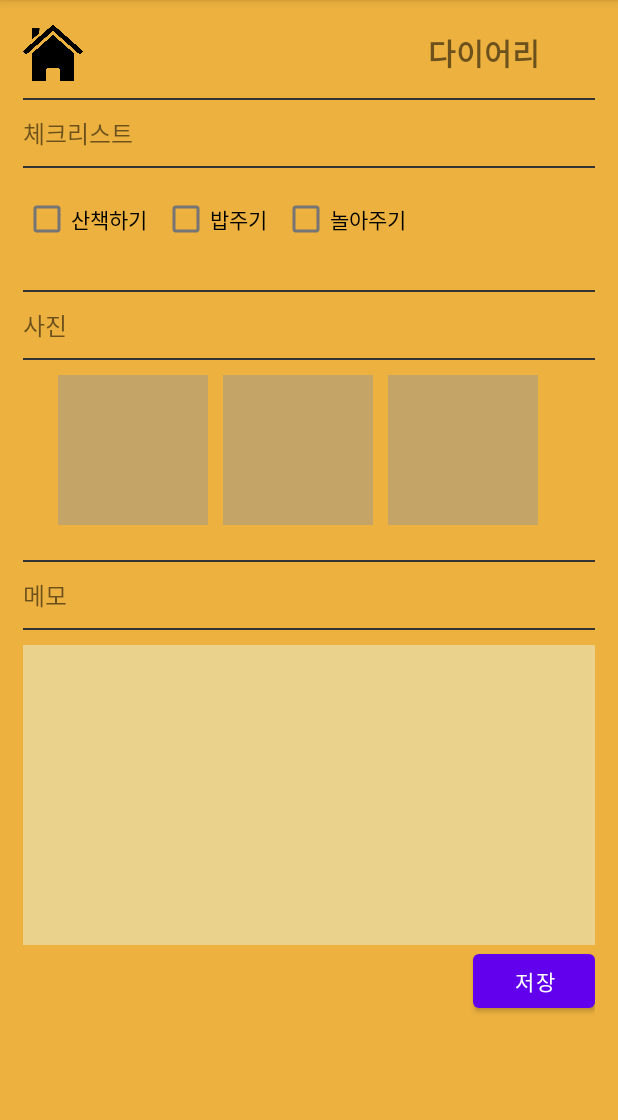
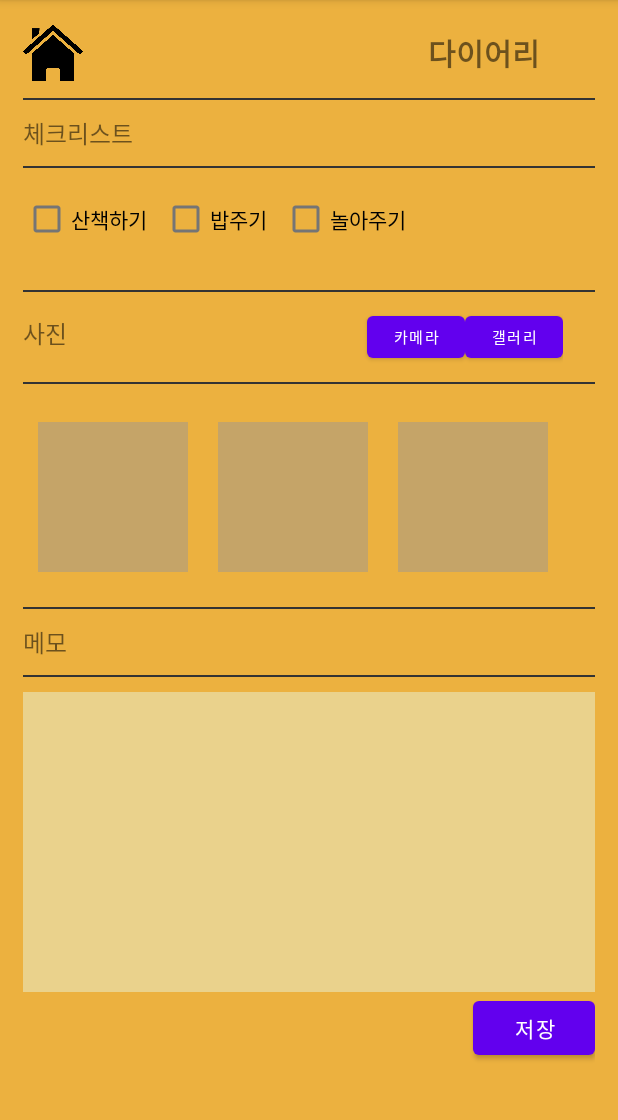
Before and after one commit to dana0221/emirim_Project_PetDiary, an Android app: the Diary screen opened directly, with no data from a screen before it, on a phone screen of 412 x 824 dp, the part 84-1204 px from its top. Run offline under Robolectric (Android 15) with nearby library versions, the phone set to English and light mode, and no system bars.

Commit message:
Edit activity_diary Commit

```diff
--- a/app/src/main/AndroidManifest.xml
+++ b/app/src/main/AndroidManifest.xml
@@ -2,6 +2,10 @@
 <manifest xmlns:android="http://schemas.android.com/apk/res/android"
     xmlns:tools="http://schemas.android.com/tools"
     package="com.example.emirim_project_petdiary">
+
+    <uses-permission android:name="android.permission.CAMERA" />
+    <uses-permission android:name="android.permission.READ_EXTERNAL_STORAGE"/>
+    <uses-permission android:name="android.permission.WRITE_EXTERNAL_STORAGE" />
 
     <application
         android:allowBackup="true"
--- a/app/src/main/res/layout/activity_diary.xml
+++ b/app/src/main/res/layout/activity_diary.xml
@@ -86,11 +86,36 @@
         android:layout_marginTop="23dp"
         android:layout_marginBottom="10dp"/>
 
-    <TextView
+
+
+    <LinearLayout
         android:layout_width="wrap_content"
         android:layout_height="wrap_content"
-        android:text="사진"
-        android:textSize="16sp"/>
+        android:orientation="horizontal"
+        android:padding="0dp">
+
+        <TextView
+            android:layout_width="wrap_content"
+            android:layout_height="wrap_content"
+            android:text="사진"
+            android:textSize="16sp"
+            android:layout_marginRight="200dp"/>
+
+        <Button
+            android:id="@+id/btn_camera"
+            android:layout_width="65dp"
+            android:layout_height="40dp"
+            android:textSize="10sp"
+            android:text="카메라"/>
+
+        <Button
+            android:id="@+id/btn_gallery"
+            android:layout_width="65dp"
+            android:layout_height="40dp"
+            android:textSize="10sp"
+            android:text="갤러리"/>
+
+    </LinearLayout>
 
     <View
         android:layout_width="match_parent"
@@ -110,7 +135,8 @@
             android:layout_width="100dp"
             android:layout_height="100dp"
             android:background="#C5A468"
-            android:layout_marginLeft="23dp"
+            android:layout_marginTop="15dp"
+            android:layout_marginLeft="10dp"
             android:layout_marginRight="10dp"
             android:scaleType="fitCenter"/>
 
@@ -119,6 +145,8 @@
             android:layout_width="100dp"
             android:layout_height="100dp"
             android:background="#C5A468"
+            android:layout_marginTop="15dp"
+            android:layout_marginLeft="10dp"
             android:layout_marginRight="10dp"
             android:scaleType="fitCenter"/>
 
@@ -127,7 +155,11 @@
             android:layout_width="100dp"
             android:layout_height="100dp"
             android:background="#C5A468"
+            android:layout_marginTop="15dp"
+            android:layout_marginLeft="10dp"
+            android:layout_marginRight="10dp"
             android:scaleType="fitCenter"/>
+
     </LinearLayout>
 
     <View
```
